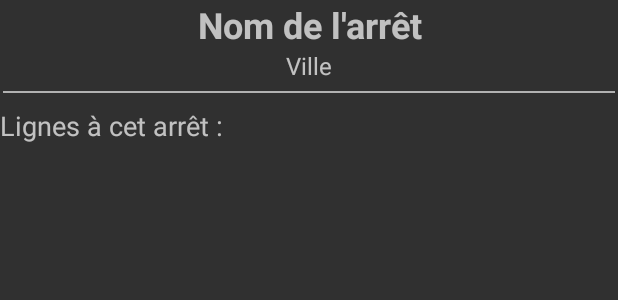
After one commit to MeijiRestored/TadaoApp, an Android app: the layout item_info.xml on its own in the app's theme, with its tools: preview values and no code run, on a phone screen of 412 x 824 dp. The commit adds this screen. Shown: the top 300 px of the screen. Run offline under Robolectric (Android 15) with nearby library versions, the phone set to English and light mode, and no system bars.

Commit message:
stop info

```diff
--- a/app/build.gradle
+++ b/app/build.gradle
@@ -28,4 +28,5 @@ dependencies {
     implementation libs.androidx.recyclerview
     implementation libs.okhttp
     implementation libs.androidx.appcompat
+    implementation libs.google.flexbox
 }
--- /dev/null
+++ b/app/src/main/res/layout/item_info.xml
@@ -0,0 +1,50 @@
+<?xml version="1.0" encoding="utf-8"?>
+<LinearLayout xmlns:android="http://schemas.android.com/apk/res/android"
+  xmlns:app="http://schemas.android.com/apk/res-auto"
+  android:orientation="vertical"
+  android:layout_width="match_parent"
+  android:layout_height="match_parent">
+
+  <TextView
+    android:id="@+id/info_stop_name"
+    android:text="@string/bus_stop_name"
+    android:textStyle="bold"
+    android:textAlignment="center"
+    android:layout_width="match_parent"
+    android:layout_height="wrap_content"
+    android:textSize="24sp" />
+  <TextView
+    android:id="@+id/info_city_name"
+    android:text="@string/city"
+    android:textAlignment="center"
+    android:layout_width="match_parent"
+    android:layout_height="wrap_content"
+    android:textSize="16sp" />
+
+  <View
+    android:id="@+id/divider"
+    android:layout_width="match_parent"
+    android:layout_marginTop="6dp"
+    android:layout_marginBottom="6dp"
+    android:layout_marginLeft="2dp"
+    android:layout_marginRight="2dp"
+    android:layout_height="1dp"
+    android:background="@color/colorPlanned" />
+
+  <com.google.android.flexbox.FlexboxLayout
+    android:id="@+id/lines_container"
+    android:layout_width="match_parent"
+    android:layout_height="wrap_content"
+    app:flexDirection="row"
+    app:flexWrap="wrap">
+
+    <TextView
+      android:id="@+id/info_lines_label"
+      android:text="@string/lines_here"
+      android:layout_width="wrap_content"
+      android:layout_height="wrap_content"
+      android:textSize="18sp"
+      android:layout_marginTop="3sp"
+      android:paddingEnd="2sp" />
+  </com.google.android.flexbox.FlexboxLayout>
+</LinearLayout>
--- a/app/src/main/res/values/strings.xml
+++ b/app/src/main/res/values/strings.xml
@@ -14,4 +14,6 @@
   <string name="on_time">à l\'heure</string>
   <string name="planned">prévu</string>
   <string name="dir">Direction</string>
+  <string name="city">Ville</string>
+  <string name="lines_here">Lignes à cet arrêt :</string>
 </resources>
--- a/gradle/libs.versions.toml
+++ b/gradle/libs.versions.toml
@@ -1,5 +1,7 @@
 [versions]
 agp = "8.6.1"
+flexbox = "3.0.0"
+gradle = "7.4.2"
 kotlin = "1.9.0"
 coreKtx = "1.10.1"
 junit = "4.13.2"
@@ -11,10 +13,12 @@ composeBom = "2024.04.01"
 appcompat = "1.7.0"
 okhttp = "4.12.0"
 recyclerview = "1.3.2"
+flexboxVersion = "3.0.0"
 
 [libraries]
 androidx-core-ktx = { group = "androidx.core", name = "core-ktx", version.ref = "coreKtx" }
 androidx-recyclerview = { module = "androidx.recyclerview:recyclerview", version.ref = "recyclerview" }
+gradle = { module = "com.android.tools.build:gradle", version.ref = "gradle" }
 junit = { group = "junit", name = "junit", version.ref = "junit" }
 androidx-junit = { group = "androidx.test.ext", name = "junit", version.ref = "junitVersion" }
 androidx-espresso-core = { group = "androidx.test.espresso", name = "espresso-core", version.ref = "espressoCore" }
@@ -30,6 +34,7 @@ androidx-ui-test-junit4 = { group = "androidx.compose.ui", name = "ui-test-junit
 androidx-material3 = { group = "androidx.compose.material3", name = "material3" }
 androidx-appcompat = { group = "androidx.appcompat", name = "appcompat", version.ref = "appcompat" }
 okhttp = { module = "com.squareup.okhttp3:okhttp", version.ref = "okhttp" }
+google-flexbox = { group = "com.google.android.flexbox", name = "flexbox", version.ref = "flexboxVersion" }
 
 [plugins]
 android-application = { id = "com.android.application", version.ref = "agp" }
```
Also changed, not shown: app/src/main/java/be/meiji/tadao/DeparturesActivity.java (+141 -9 lines), app/src/main/java/be/meiji/tadao/DestinationFormatter.java (+24 -7 lines), app/src/main/res/drawable/rounded_background_2.xml (added, +12 -0 lines), app/src/main/res/layout/activity_departures.xml (+23 -6 lines), build.gradle (+12 -1 lines), 1 other file.
